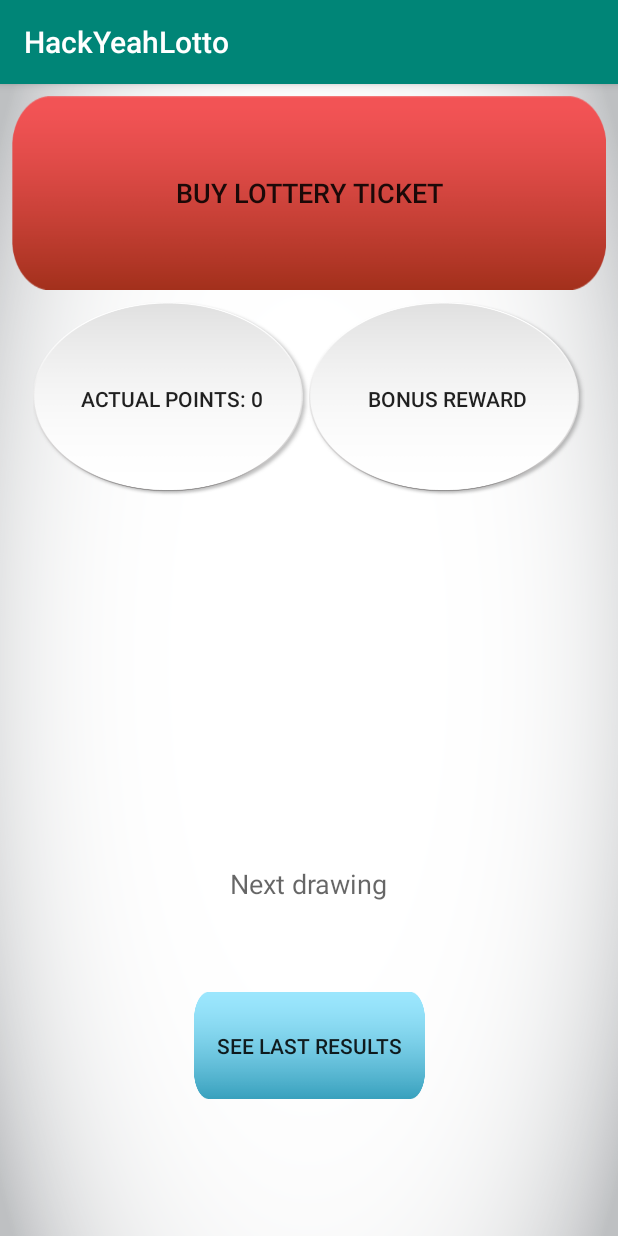
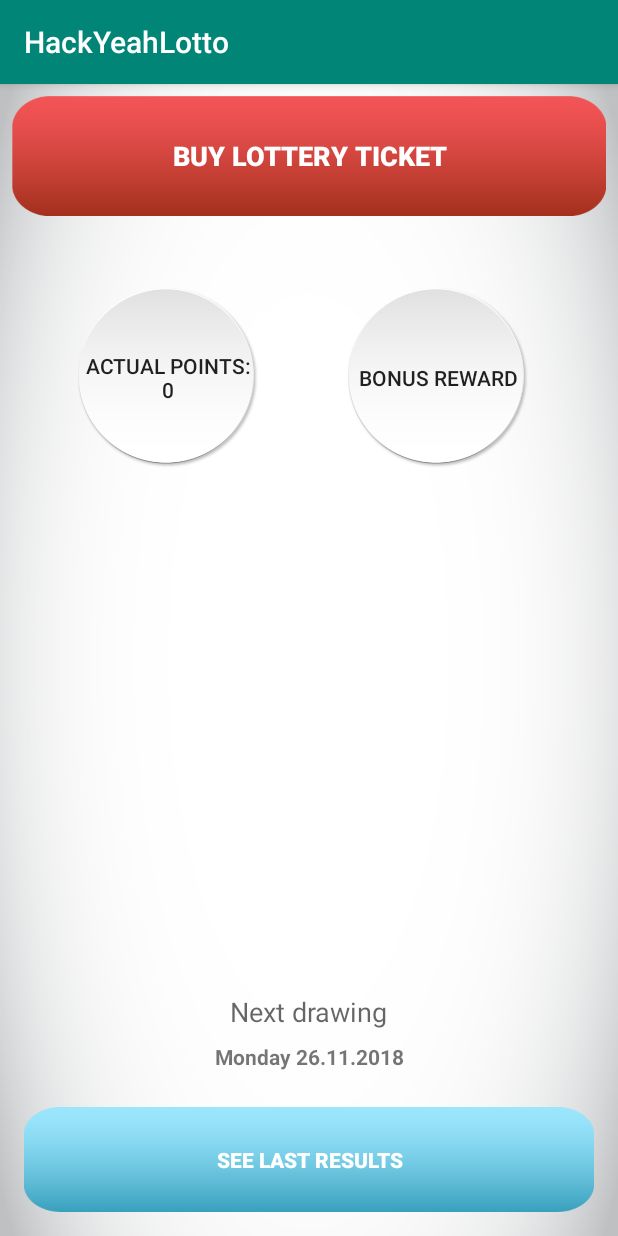
Before and after one commit to mrkostua/HackYeahLotto, an Android app: the StateActivity screen opened directly, with no data from a screen before it, on a phone screen of 412 x 824 dp. Run offline under Robolectric (Android 15) with nearby library versions, the phone set to English and light mode, and no system bars; our stand-ins replace Dagger/Hilt's generated code, Room's generated code, RxJava, data binding.

Commit message:
fixing sizes, colors

```diff
--- a/app/src/main/res/layout/activity_state.xml
+++ b/app/src/main/res/layout/activity_state.xml
@@ -11,52 +11,55 @@
             android:background="@drawable/gray_background">
 
         <Button
+                android:textColor="@color/white"
+                android:textStyle="bold"
                 android:text="@string/buy_lottery_ticket"
                 tools:text="@string/buy_lottery_ticket"
                 android:textSize="18sp"
                 android:layout_width="0dp"
-            android:layout_height="129dp"
+                android:layout_height="80dp"
                 android:id="@+id/buy_ticket_btn" app:layout_constraintEnd_toEndOf="parent"
                 android:layout_marginEnd="8dp"
                 app:layout_constraintStart_toStartOf="parent"
                 android:layout_marginStart="8dp"
                 android:layout_marginTop="8dp" app:layout_constraintTop_toTopOf="parent"
                 android:background="@drawable/light_red_button"/>
-    <LinearLayout
-            android:orientation="horizontal"
-            android:layout_width="368dp"
-            android:layout_height="129dp"
-            app:layout_constraintEnd_toEndOf="parent" android:layout_marginEnd="8dp"
-            app:layout_constraintStart_toStartOf="parent" android:layout_marginStart="8dp"
-            android:layout_marginTop="8dp" app:layout_constraintTop_toBottomOf="@+id/buy_ticket_btn">
+
         <Button
                 android:background="@drawable/circle_button"
                 android:text="@string/point_state"
                 tools:text="@{@string/pointsText(viewModel.points)}"
-                android:layout_width="wrap_content"
-                android:layout_height="match_parent"
+                android:layout_width="120dp"
+                android:layout_height="120dp"
                 android:id="@+id/point_state_btn"
-                android:layout_weight="1"/>
+                android:layout_weight="1"
+                android:layout_marginTop="48dp"
+                app:layout_constraintTop_toBottomOf="@+id/buy_ticket_btn"
+                app:layout_constraintStart_toStartOf="parent" app:layout_constraintEnd_toStartOf="@+id/daily_bonus_btn"
+        />
         <Button
                 android:background="@drawable/circle_button"
                 android:text="@string/daily_bonus_name"
                 tools:text="Daily bonus"
-                android:layout_width="wrap_content"
-                android:layout_height="match_parent"
+                android:layout_width="120dp"
+                android:layout_height="120dp"
                 android:id="@+id/daily_bonus_btn"
-                android:layout_weight="1"/>
-    </LinearLayout>
-    <android.support.constraint.Guideline
-            android:orientation="horizontal"
-            android:layout_width="wrap_content"
-            android:layout_height="wrap_content" android:id="@+id/guideline2"
-            app:layout_constraintGuide_percent="0.59"/>
+                android:layout_weight="1"
+                app:layout_constraintTop_toTopOf="@+id/point_state_btn"
+                app:layout_constraintBottom_toBottomOf="@+id/point_state_btn" android:layout_marginEnd="8dp"
+                app:layout_constraintEnd_toEndOf="parent" app:layout_constraintStart_toEndOf="@+id/point_state_btn"
+                android:layout_marginStart="8dp"/>
+
         <android.support.constraint.ConstraintLayout
-            android:layout_width="368dp"
-            android:layout_height="196dp" android:layout_marginTop="8dp"
-            app:layout_constraintTop_toTopOf="@+id/guideline2" app:layout_constraintStart_toStartOf="parent"
-            android:layout_marginStart="8dp" app:layout_constraintEnd_toEndOf="parent" android:layout_marginEnd="8dp"
-            android:layout_marginBottom="8dp" app:layout_constraintBottom_toBottomOf="parent">
+                android:layout_width="match_parent"
+                android:layout_height="wrap_content"
+                android:layout_marginTop="8dp"
+                app:layout_constraintStart_toStartOf="parent"
+                android:layout_marginStart="8dp"
+                app:layout_constraintEnd_toEndOf="parent"
+                android:layout_marginEnd="8dp"
+                android:layout_marginBottom="8dp"
+                app:layout_constraintBottom_toBottomOf="parent">
 
             <TextView
                     android:text="@string/next_draw_const_text"
@@ -67,20 +70,29 @@
                     android:id="@+id/next_draw_const_tv" app:layout_constraintEnd_toEndOf="parent"
                     android:layout_marginEnd="8dp"
                     app:layout_constraintStart_toStartOf="parent" android:layout_marginStart="8dp"
-                android:layout_marginTop="8dp" app:layout_constraintTop_toTopOf="parent"/>
+                    android:layout_marginTop="8dp" app:layout_constraintTop_toTopOf="parent"
+            />
             <TextView
-                tools:text="Monday 26.11.2018"
+                    android:text="Monday 26.11.2018"
                     android:layout_width="wrap_content"
                     android:layout_height="wrap_content"
-                android:id="@+id/next_draw_tv" android:layout_marginTop="8dp"
-                app:layout_constraintTop_toBottomOf="@+id/next_draw_const_tv" app:layout_constraintEnd_toEndOf="parent"
-                android:layout_marginEnd="8dp" app:layout_constraintStart_toStartOf="parent"
-                android:layout_marginStart="8dp"/>
+                    android:textStyle="bold"
+                    android:id="@+id/next_draw_tv"
+                    android:layout_marginTop="8dp"
+                    app:layout_constraintTop_toBottomOf="@+id/next_draw_const_tv"
+                    app:layout_constraintEnd_toEndOf="parent"
+                    android:layout_marginEnd="8dp"
+                    app:layout_constraintStart_toStartOf="parent"
+                    android:layout_marginStart="8dp"
+                    android:layout_marginBottom="16dp"
+                    app:layout_constraintBottom_toTopOf="@+id/see_results_btn"/>
             <Button
+                    android:textColor="@color/white"
+                    android:textStyle="bold"
                     android:background="@drawable/light_blue_button"
                     android:text="@string/see_results"
-                android:layout_width="154dp"
-                android:layout_height="71dp"
+                    android:layout_width="0dp"
+                    android:layout_height="70dp"
                     android:id="@+id/see_results_btn"
                     app:layout_constraintEnd_toEndOf="parent"
                     android:layout_marginEnd="8dp"
--- a/app/src/main/res/values/colors.xml
+++ b/app/src/main/res/values/colors.xml
@@ -10,4 +10,5 @@
     <color name="secondTextColor">#6b6b6b</color>
 
     <color name="pb_color">#3498db</color>
+    <color name="white">#ffffff</color>
 </resources>
--- a/app/src/main/res/values/strings.xml
+++ b/app/src/main/res/values/strings.xml
@@ -6,7 +6,7 @@
     <string name="add_link_icon_downloaded">https://visualpharm.com/free-icons/running-595b40b65ba036ed117d3bb3</string>
     <string name="get_bonus_reward">Get Bonus Reward</string>
     <string name="task_date">Buy lottery ticket</string>
-    <string name="point_state">Actual points:</string>
+    <string name="point_state">Actual points: 25</string>
     <string name="daily_bonus_name">Bonus reward</string>
     <string name="next_draw_const_text">Next drawing</string>
     <string name="see_results">See last results</string>
```
Lines whose indentation alone changed are shown as unchanged.
